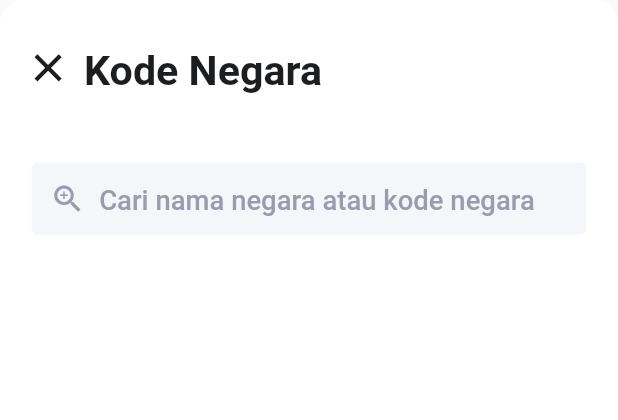
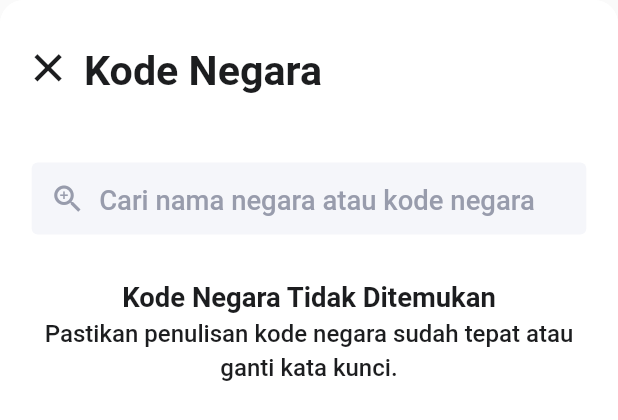
Before and after one commit to Sykyapps/aegis, a Flutter app: the PhoneCodeOptions widget shown alone on an empty page, opened directly with empty values, on a phone screen of 412 x 824 dp. Shown: the top 420 px of the screen. Run offline on Flutter 3.47's test engine with Material 2 defaults, Android fonts, the phone set to English and light mode, and no system bars; our stand-ins replace flutter_hooks, flutter_screenutil, flutter_spinkit, flutter_svg, form_validator, get_it and 1 more; network calls fail; Roboto replaces fonts that are missing (Uni Neue).

Commit message:
Add phone codes empty state

```diff
--- a/lib/src/components/fields/phone/phone_code_options.dart
+++ b/lib/src/components/fields/phone/phone_code_options.dart
@@ -64,13 +64,17 @@ class PhoneCodeOptions extends HookWidget {
               shrinkWrap: true,
               slivers: [
                 _Header(controller: controller, onChanged: onChanged),
+                if (codes.value.isEmpty)
+                  const SliverToBoxAdapter(child: _Empty())
+                else
                   SliverList(
                     delegate: SliverChildListDelegate(
                       codes.value
                           .map((c) => ListTile(
-                              leading:
-                                  SvgPicture.network(c['flagUrl'], width: 25.r),
-                              title: Text('${c['name']} (+${c['phoneCode']})'),
+                                leading: SvgPicture.network(c['flagUrl'],
+                                    width: 25.r),
+                                title:
+                                    Text('${c['name']} (+${c['phoneCode']})'),
                                 onTap: () => Navigator.of(context).pop(c),
                               ))
                           .toList(),
@@ -183,3 +187,32 @@ class _Title extends StatelessWidget {
     );
   }
 }
+
+class _Empty extends StatelessWidget {
+  const _Empty({Key? key}) : super(key: key);
+
+  @override
+  Widget build(BuildContext context) {
+    return Padding(
+      padding: const EdgeInsets.all(20),
+      child: Column(
+        children: [
+          Text(
+            'Kode Negara Tidak Ditemukan',
+            style: AegisFont.bodyLarge.copyWith(
+              color: AegisColors.textHighEmphasis,
+              fontWeight: FontWeight.w700,
+            ),
+          ),
+          Text(
+            'Pastikan penulisan kode negara sudah tepat atau ganti kata kunci.',
+            textAlign: TextAlign.center,
+            style: AegisFont.bodyMedium.copyWith(
+              color: AegisColors.textHighEmphasis,
+            ),
+          ),
+        ],
+      ),
+    );
+  }
+}
--- a/lib/src/components/fields/search_field.dart
+++ b/lib/src/components/fields/search_field.dart
@@ -52,8 +52,9 @@ class SkSearchField extends HookWidget {
         ),
         prefixIcon: const _SearchPrefix(),
         prefixIconConstraints: const BoxConstraints(),
-        suffixIcon:
-            ctrl.text.isNotEmpty ? _ClearButton(controller: ctrl) : null,
+        suffixIcon: ctrl.text.isNotEmpty
+            ? _ClearButton(controller: ctrl, onChanged: onChanged)
+            : null,
         suffixIconConstraints: const BoxConstraints(),
       ),
     );
@@ -73,9 +74,11 @@ class _SearchPrefix extends StatelessWidget {
 }
 
 class _ClearButton extends StatelessWidget {
-  const _ClearButton({Key? key, required this.controller}) : super(key: key);
+  const _ClearButton({Key? key, required this.controller, this.onChanged})
+      : super(key: key);
 
   final TextEditingController controller;
+  final void Function(String)? onChanged;
 
   @override
   Widget build(BuildContext context) {
```
Lines whose indentation alone changed are shown as unchanged.
